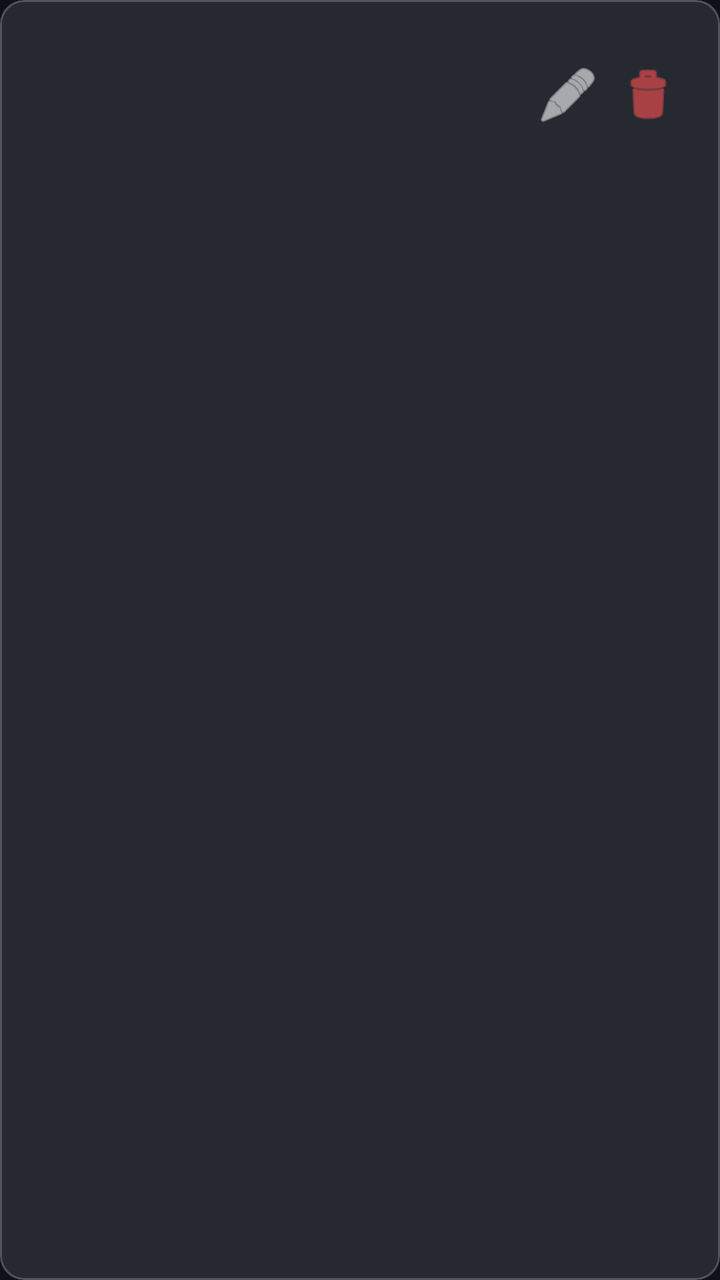
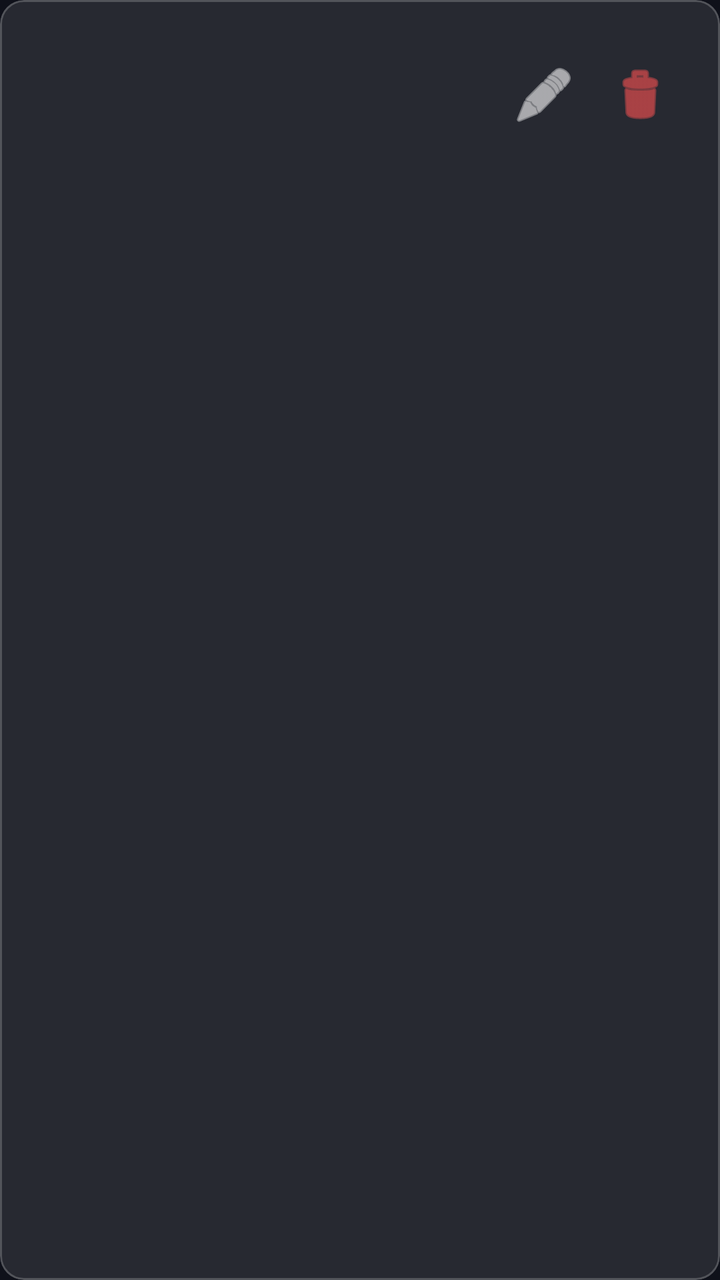

Compare the two renders of this Android layout. The source of the first and the diff that turns it into the second are given below.
<!-- AndroidManifest.xml: application theme Theme.VoltCore -->
<!-- res/layout/item_user_admin.xml -->
<?xml version="1.0" encoding="utf-8"?>
<com.google.android.material.card.MaterialCardView xmlns:android="http://schemas.android.com/apk/res/android"
    xmlns:app="http://schemas.android.com/apk/res-auto"
    android:layout_width="match_parent"
    android:layout_height="wrap_content"
    android:layout_marginBottom="8dp"
    app:cardBackgroundColor="@color/glass_surface"
    app:cardCornerRadius="12dp"
    app:strokeColor="@color/glass_stroke"
    app:strokeWidth="1dp">

    <LinearLayout
        android:layout_width="match_parent"
        android:layout_height="wrap_content"
        android:orientation="horizontal"
        android:padding="16dp"
        android:gravity="center_vertical">

        <LinearLayout
            android:layout_width="0dp"
            android:layout_height="wrap_content"
            android:layout_weight="1"
            android:orientation="vertical">

            <TextView
                android:id="@+id/tvUserName"
                android:layout_width="wrap_content"
                android:layout_height="wrap_content"
                android:textColor="@color/white"
                android:textSize="18sp"
                android:textStyle="bold" />

            <TextView
                android:id="@+id/tvUserEmail"
                android:layout_width="wrap_content"
                android:layout_height="wrap_content"
                android:textColor="#B3FFFFFF"
                android:textSize="14sp" />

            <TextView
                android:id="@+id/tvUserRole"
                android:layout_width="wrap_content"
                android:layout_height="wrap_content"
                android:textColor="@color/volt_primary"
                android:textSize="12sp"
                android:textStyle="bold"
                android:layout_marginTop="4dp"/>
        </LinearLayout>

        <ImageButton
            android:id="@+id/btnEditUser"
            android:layout_width="40dp"
            android:layout_height="40dp"
            android:background="?attr/selectableItemBackgroundBorderless"
            android:src="@android:drawable/ic_menu_edit"
            app:tint="@color/white" />

        <ImageButton
            android:id="@+id/btnDeleteUser"
            android:layout_width="40dp"
            android:layout_height="40dp"
            android:background="?attr/selectableItemBackgroundBorderless"
            android:src="@android:drawable/ic_menu_delete"
            app:tint="#FF5252" />

    </LinearLayout>
</com.google.android.material.card.MaterialCardView>
<!-- resources referenced by this layout -->
<resources>
  <color name="glass_stroke">#33FFFFFF</color>
  <color name="glass_surface">#1AFFFFFF</color>
  <color name="volt_primary">#C6FF00</color>
  <color name="white">#FFFFFFFF</color>
  <style name="Theme.VoltCore" parent="Base.Theme.VoltCore" />
  <style name="Base.Theme.VoltCore" parent="Theme.Material3.DayNight.NoActionBar">
          
          <item name="colorPrimary">@color/volt_primary</item>
          <item name="android:windowBackground">@color/volt_background</item>
          <item name="colorSurface">@color/glass_surface</item>
          <item name="colorOnSurface">@color/white</item>
      </style>
  <color name="volt_background">#0F111A</color>
</resources>

<!-- the commit's change to res/layout/item_user_admin.xml (unified diff, before → after) -->
@@ -34,7 +34,7 @@
                 android:id="@+id/tvUserEmail"
                 android:layout_width="wrap_content"
                 android:layout_height="wrap_content"
-                android:textColor="#B3FFFFFF"
+                android:textColor="@color/white_70"
                 android:textSize="14sp" />
 
             <TextView
@@ -49,19 +49,21 @@
 
         <ImageButton
             android:id="@+id/btnEditUser"
-            android:layout_width="40dp"
-            android:layout_height="40dp"
+            android:layout_width="48dp"
+            android:layout_height="48dp"
             android:background="?attr/selectableItemBackgroundBorderless"
             android:src="@android:drawable/ic_menu_edit"
-            app:tint="@color/white" />
+            app:tint="@color/white"
+            android:contentDescription="@string/edit_icon_desc"/>
 
         <ImageButton
             android:id="@+id/btnDeleteUser"
-            android:layout_width="40dp"
-            android:layout_height="40dp"
+            android:layout_width="48dp"
+            android:layout_height="48dp"
             android:background="?attr/selectableItemBackgroundBorderless"
             android:src="@android:drawable/ic_menu_delete"
-            app:tint="#FF5252" />
+            app:tint="@color/volt_error"
+            android:contentDescription="@string/delete_icon_desc"/>
 
     </LinearLayout>
 </com.google.android.material.card.MaterialCardView>
<!-- resource entries referenced after the edit -->
@@ -2,8 +2,12 @@
 <resources>
   <color name="glass_stroke">#33FFFFFF</color>
   <color name="glass_surface">#1AFFFFFF</color>
+  <color name="volt_error">#FF5252</color>
   <color name="volt_primary">#C6FF00</color>
   <color name="white">#FFFFFFFF</color>
+  <color name="white_70">#B3FFFFFF</color>
+  <string name="delete_icon_desc">Icono de eliminar</string>
+  <string name="edit_icon_desc">Icono de editar</string>
   <style name="Theme.VoltCore" parent="Base.Theme.VoltCore" />
   <style name="Base.Theme.VoltCore" parent="Theme.Material3.DayNight.NoActionBar">
           
